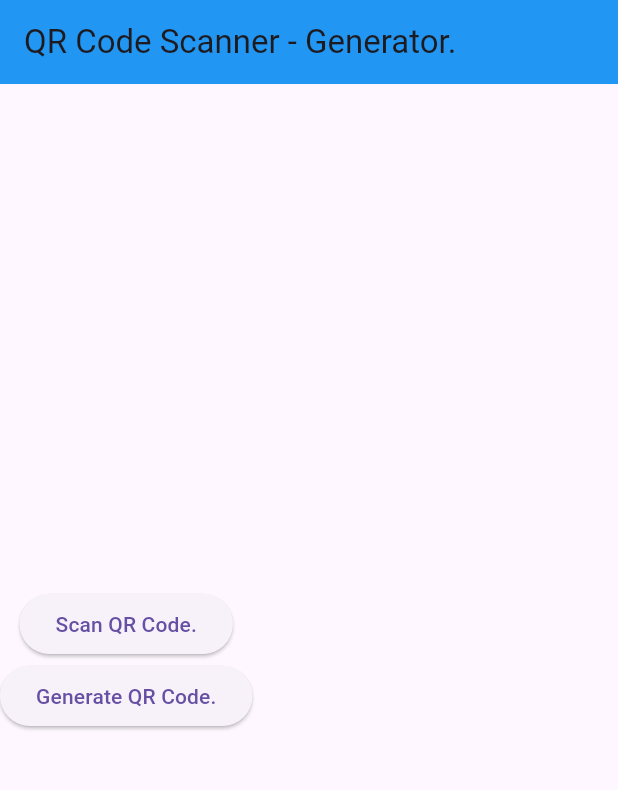
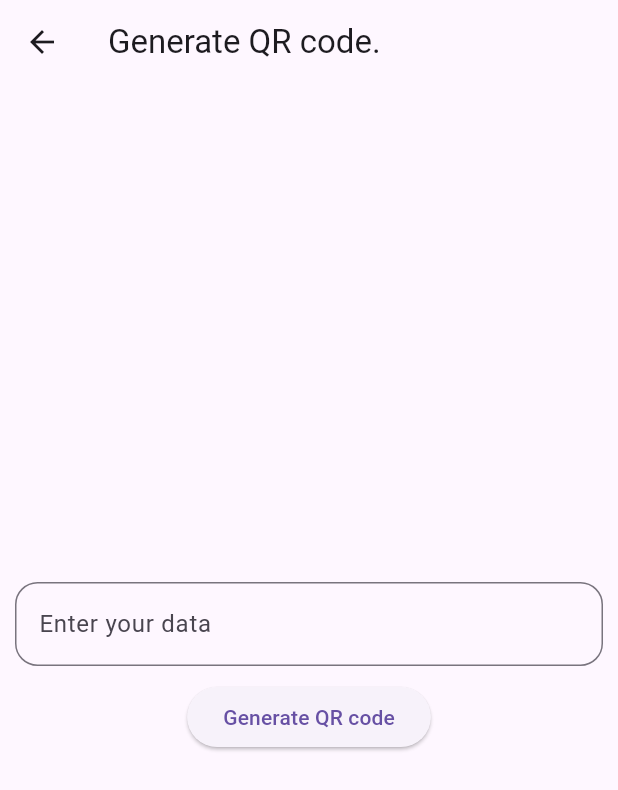
Before and after one commit to cusanelly/qr-scanner, a Flutter app: the screen it shows after launch, after a tap on "Generate QR Code.", on a phone screen of 412 x 824 dp. Shown: the top 790 px of the screen. Run offline on Flutter 3.47's test engine with Material 3 defaults, Android fonts, the phone set to English and light mode, and no system bars; our stand-ins replace qr_flutter; missing offline and left inert: flutter_barcode_scanner.

Commit message:
- Finished qrscanner and generator. - Pending to fix home buttons display.

```diff
--- a/lib/main.dart
+++ b/lib/main.dart
@@ -1,4 +1,6 @@
 import 'package:flutter/material.dart';
+import 'package:qr_scanner/pages/qr_code_generate.dart';
+import 'package:qr_scanner/pages/qr_code_scanner.dart';
 
 void main() {
   runApp(const MyApp());
@@ -38,13 +40,19 @@ class _HomePageState extends State<HomePage> {
         children: [
           ElevatedButton(
             onPressed: () {
-              setState(() {});
+              setState(() {
+                Navigator.of(context).push(MaterialPageRoute(
+                    builder: (context) => const QrCodeScanner()));
+              });
             },
             child: const Text("Scan QR Code."),
           ),
           ElevatedButton(
             onPressed: () {
-              setState(() {});
+              setState(() {
+                Navigator.of(context).push(MaterialPageRoute(
+                    builder: (context) => const QrCodeGenerate()));
+              });
             },
             child: const Text("Generate QR Code."),
           )
--- a/lib/pages/qr_code_generate.dart
+++ b/lib/pages/qr_code_generate.dart
@@ -1,4 +1,5 @@
 import 'package:flutter/material.dart';
+import 'package:qr_flutter/qr_flutter.dart';
 
 class QrCodeGenerate extends StatefulWidget {
   const QrCodeGenerate({super.key});
@@ -8,8 +9,39 @@ class QrCodeGenerate extends StatefulWidget {
 }
 
 class _QrCodeGenerateState extends State<QrCodeGenerate> {
+  TextEditingController urlController = TextEditingController();
+
   @override
   Widget build(BuildContext context) {
-    return Container();
+    return Scaffold(
+        appBar: AppBar(title: const Text("Generate QR code.")),
+        body: Center(
+          child: SingleChildScrollView(
+            child: Column(
+              mainAxisAlignment: MainAxisAlignment.center,
+              children: [
+                if (urlController.text.isNotEmpty)
+                  QrImageView(data: urlController.text, size: 200),
+                const SizedBox(
+                  height: 10,
+                ),
+                Container(
+                  padding: const EdgeInsets.only(left: 10, right: 10),
+                  child: TextField(
+                    controller: urlController,
+                    decoration: InputDecoration(
+                        hintText: "Enter your data",
+                        border: OutlineInputBorder(
+                            borderRadius: BorderRadius.circular(15)),
+                        labelText: "Enter your data"),
+                  ),
+                ),
+                const SizedBox(height: 10),
+                ElevatedButton(
+                    onPressed: () {}, child: const Text("Generate QR code"))
+              ],
+            ),
+          ),
+        ));
   }
 }
```
Also changed, not shown: lib/pages/qr_code_scanner.dart (+38 -1 lines).
